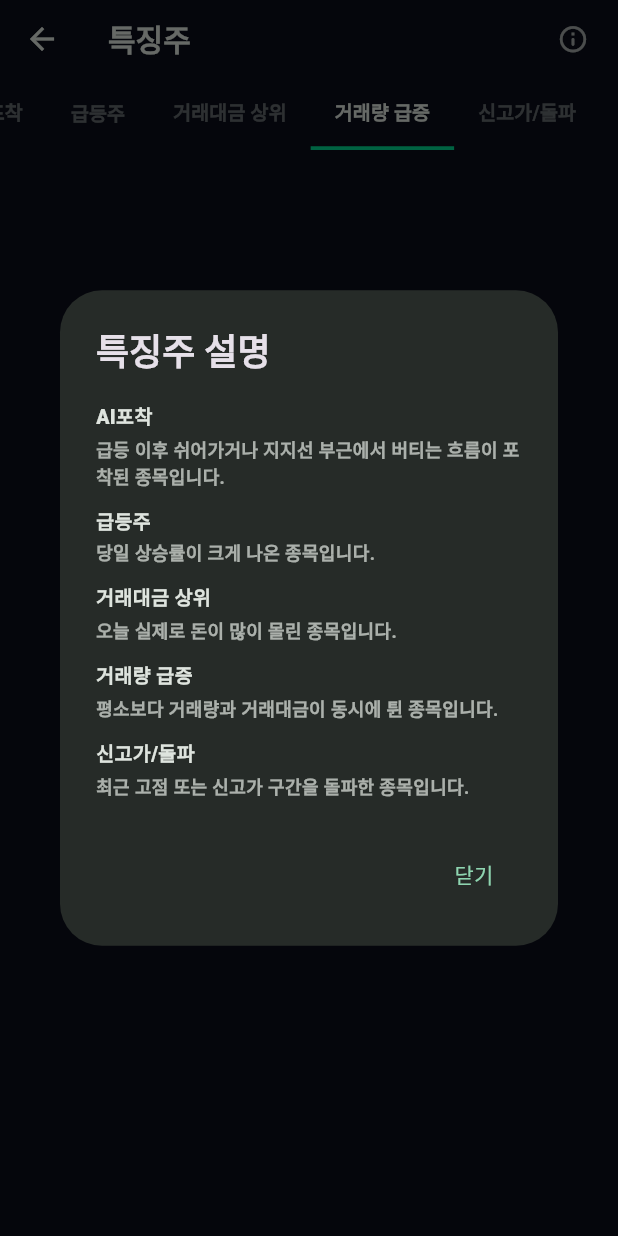
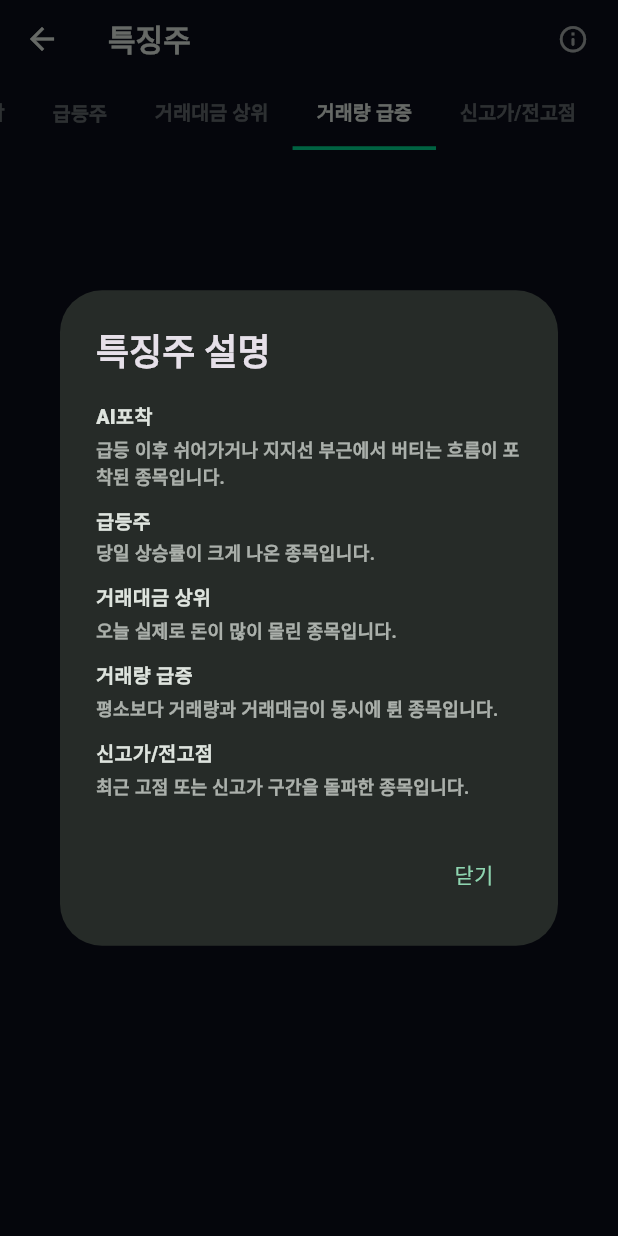
Before and after one commit to alstjr0307/stockstorage, a Flutter app: the MarketFeatureStocksScreen screen opened directly, tab 4 chosen, after a tap on the "info outline" icon, on a phone screen of 412 x 824 dp. Run offline on Flutter 3.47's test engine with Material 3 defaults, Android fonts, the phone set to English and light mode, and no system bars; our stand-ins replace app_links, cached_network_image, cloud_firestore, cloud_functions, firebase_analytics, firebase_auth and 13 more; missing offline and left inert: app_tracking_transparency, dart_jsonwebtoken, firebase_app_check, kakao_flutter_sdk_user; accounts and stored records are empty; generated files the repository leaves out were written again; network calls fail; Roboto replaces fonts that are missing (Pretendard).

Commit message:
Rename '신고가/돌파' → '신고가/전고점' across all screens
Co-Authored-By: Claude Sonnet 4.6 <noreply@anthropic.com>

```diff
--- a/lib/screens/market_feature_stock_detail_screen.dart
+++ b/lib/screens/market_feature_stock_detail_screen.dart
@@ -165,7 +165,7 @@ class MarketFeatureStockDetailScreen extends StatelessWidget {
       case 'volume_spike':
         return '거래량 급증 · 20일 평균 대비 ${item.volumeRatio.toStringAsFixed(1)}배';
       case 'high_breakout':
-        return pattern ?? '신고가/돌파';
+        return pattern ?? '신고가/전고점';
       case 'chart_capture':
         return pattern ?? 'AI포착';
       default:
@@ -217,7 +217,7 @@ class MarketFeatureStockDetailScreen extends StatelessWidget {
       case 'volume_spike':
         return '거래량 급증';
       case 'high_breakout':
-        return '신고가/돌파';
+        return '신고가/전고점';
       case 'chart_capture':
         return 'AI포착';
       default:
--- a/lib/screens/market_feature_stocks_screen.dart
+++ b/lib/screens/market_feature_stocks_screen.dart
@@ -49,7 +49,7 @@ _SigCfg _getSig(MarketFeatureStock s) {
         case 'volume_spike':
           return const _SigCfg(_kViolet, '⚡', '거래량 급증');
         case 'high_breakout':
-          return const _SigCfg(_kRed, '✦', '신고가/돌파');
+          return const _SigCfg(_kRed, '✦', '신고가/전고점');
         default:
           return s.changeRate >= 0
               ? const _SigCfg(_kRed, '↑', '상승')
@@ -124,7 +124,7 @@ class _MarketFeatureStocksScreenState extends State<MarketFeatureStocksScreen> {
       description: '평소보다 거래량과 거래대금이 동시에 튄 종목입니다.',
     ),
     _FeatureStockFilter(
-      '신고가/돌파',
+      '신고가/전고점',
       group: 'high_breakout',
       description: '최근 고점 또는 신고가 구간을 돌파한 종목입니다.',
     ),
@@ -236,7 +236,7 @@ void _showFeatureInfoDialog(BuildContext context) {
             ),
             SizedBox(height: 10),
             _InfoLine(
-              title: '신고가/돌파',
+              title: '신고가/전고점',
               body: '최근 고점 또는 신고가 구간을 돌파한 종목입니다.',
             ),
           ],
@@ -995,7 +995,7 @@ String featureSpecificLabel(MarketFeatureStock item) {
     case 'volume_spike':
       return '거래량 급증 · 20일 평균 대비 ${item.volumeRatio.toStringAsFixed(1)}배';
     case 'high_breakout':
-      return pattern ?? '신고가/돌파';
+      return pattern ?? '신고가/전고점';
     case 'chart_capture':
       return pattern ?? 'AI포착';
     default:
@@ -1008,7 +1008,7 @@ String featureGroupLabel(String group) {
     case 'top_trading_value': return '거래대금 상위';
     case 'gainers':           return '급등주';
     case 'volume_spike':      return '거래량 급증';
-    case 'high_breakout':     return '신고가/돌파';
+    case 'high_breakout':     return '신고가/전고점';
     case 'chart_capture':     return 'AI포착';
     default: return group.isEmpty ? '특징주' : group;
   }
```
